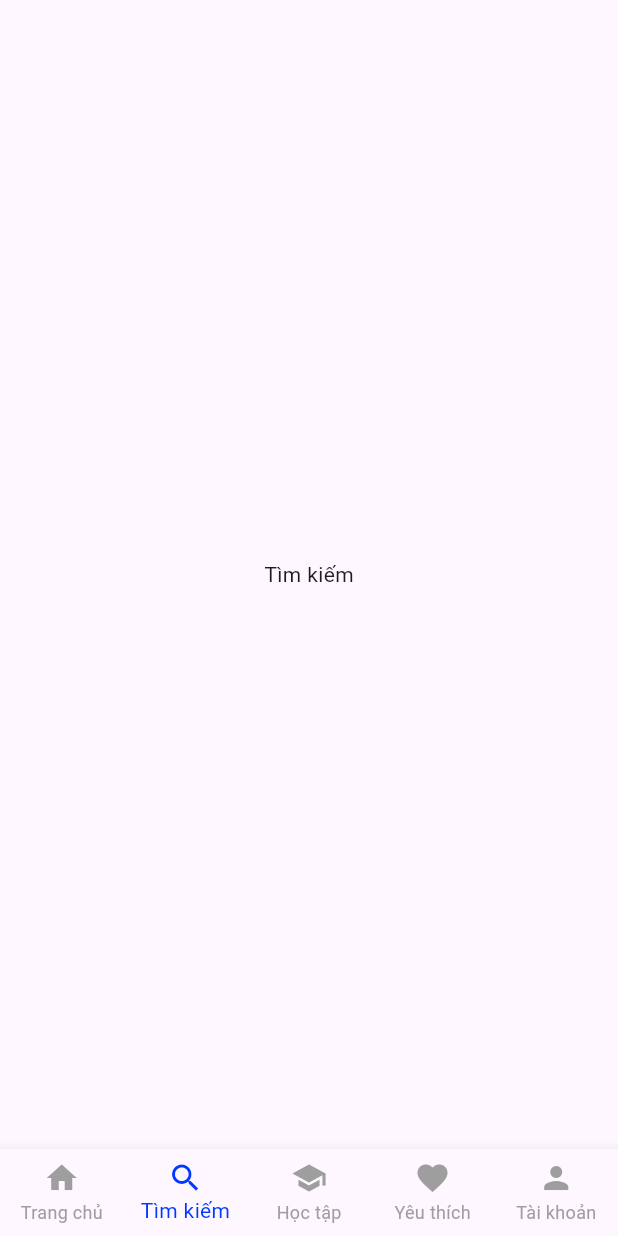
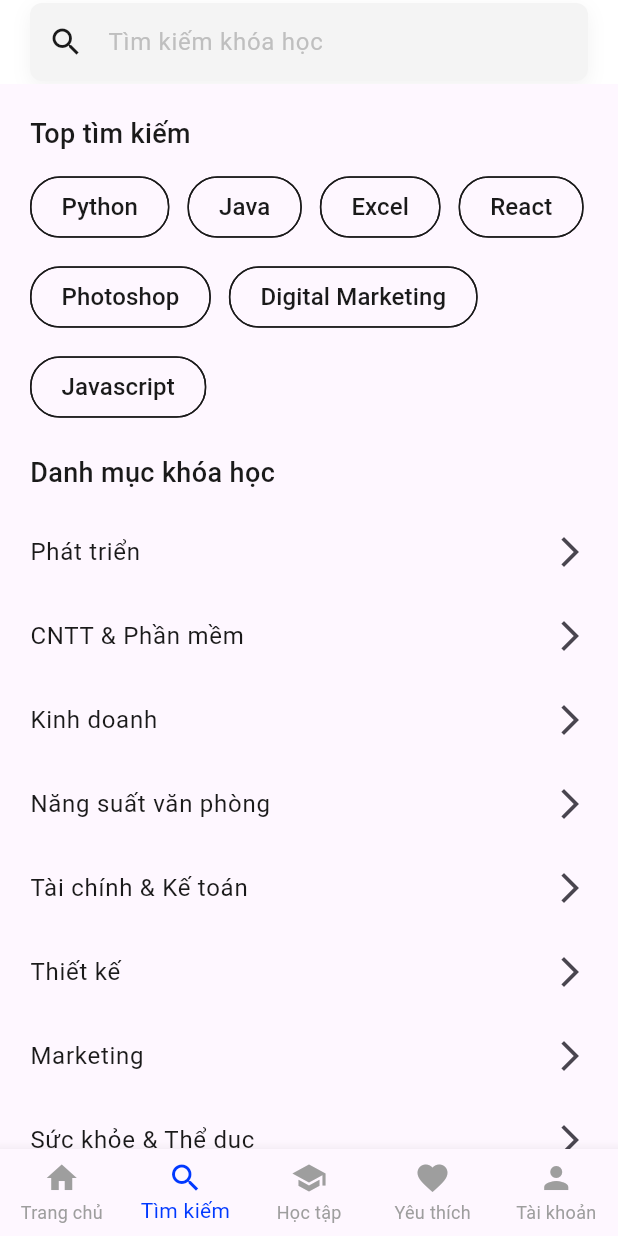
Before and after one commit to ASE-UIT/02.-Online-course-System, a Flutter app: the HomeScreen screen opened directly, item 2 of the bottom bar chosen, on a phone screen of 412 x 824 dp. Run offline on Flutter 3.47's test engine with Material 3 defaults, Android fonts, the phone set to English and light mode, and no system bars; Roboto replaces fonts that are missing (WorkSans).

Commit message:
fix(SearchScreen): add Search Screen UI

```diff
--- a/lib/screens/FavoriteScreen.dart
+++ b/lib/screens/FavoriteScreen.dart
@@ -9,7 +9,9 @@ class FavoriteScreen extends StatelessWidget {
     return Scaffold(
       appBar: AppBar(
         elevation: 0,
+        automaticallyImplyLeading: false,
         backgroundColor: Colors.white,
+
         title: const Center(
           child: Text(
             'Khóa học yêu thích',
--- a/lib/screens/HomeScreen.dart
+++ b/lib/screens/HomeScreen.dart
@@ -2,6 +2,7 @@ import 'package:flutter/material.dart';
 import 'package:online_course_system/constants/colors.dart';
 import 'package:online_course_system/screens/CourseListScreen.dart';
 import 'package:online_course_system/screens/FavoriteScreen.dart';
+import 'package:online_course_system/screens/SearchScreen.dart';
 
 class HomeScreen extends StatefulWidget {
   const HomeScreen({Key? key}) : super(key: key);
@@ -16,7 +17,7 @@ class _HomeScreenState extends State<HomeScreen> {
   // Danh sách các màn hình tương ứng với mỗi tab
   final List<Widget> _screens = [
     const Center(child: CourseListScreen()),
-    const Center(child: Text('Tìm kiếm')),
+    const Center(child: SearchScreen()),
     const Center(child: Text('Học tập')),
     const Center(child: FavoriteScreen()),
     const Center(child: Text('Tài khoản')),
--- /dev/null
+++ b/lib/screens/SearchScreen.dart
@@ -0,0 +1,78 @@
+import 'package:flutter/material.dart';
+import 'package:online_course_system/constants/colors.dart';
+import 'package:online_course_system/widgets/BorderTag.dart';
+import 'package:online_course_system/widgets/CourseCategoryTag.dart';
+import 'package:online_course_system/widgets/SearchBar.dart';
+
+class SearchScreen extends StatelessWidget {
+  const SearchScreen({super.key});
+
+  @override
+  Widget build(BuildContext context) {
+    return SafeArea(
+      child: Scaffold(
+        appBar: AppBar(
+          titleSpacing: 0,
+          elevation: 0,
+          automaticallyImplyLeading: false,
+          backgroundColor: Colors.white,
+          title: const Padding(
+            padding: EdgeInsets.all(20.0),
+            child: CustomSearchBar(),
+          ),
+        ),
+        body: SingleChildScrollView(
+          child: Padding(
+            padding: EdgeInsets.all(20.0),
+            child: Column(
+              crossAxisAlignment: CrossAxisAlignment.start,
+              children: [
+                Text(
+                  'Top tìm kiếm',
+                  style: TextStyle(
+                    color: AppColors.black,
+                    fontSize: 18,
+                    fontWeight: FontWeight.w500,
+                  ),
+                ),
+                SizedBox(height: 12),
+                Wrap(
+                  spacing: 12,
+                  runSpacing: 12,
+                  children: [
+                    BorderTag(text: 'Python'),
+                    BorderTag(text: 'Java'),
+                    BorderTag(text: "Excel"),
+                    BorderTag(text: 'React'),
+                    BorderTag(text: 'Photoshop'),
+                    BorderTag(text: 'Digital Marketing'),
+                    BorderTag(text: 'Javascript'),
+                  ],
+                ),
+                SizedBox(height: 20),
+                Text(
+                  'Danh mục khóa học',
+                  style: TextStyle(
+                    color: AppColors.black,
+                    fontSize: 18,
+                    fontWeight: FontWeight.w500,
+                  ),
+                ),
+                SizedBox(height: 12),
+                CourseCategoryTag(text: "Phát triển"),
+                CourseCategoryTag(text: "CNTT & Phần mềm"),
+                CourseCategoryTag(text: "Kinh doanh"),
+                CourseCategoryTag(text: "Năng suất văn phòng"),
+                CourseCategoryTag(text: "Tài chính & Kế toán"),
+                CourseCategoryTag(text: "Thiết kế"),
+                CourseCategoryTag(text: "Marketing"),
+                CourseCategoryTag(text: "Sức khỏe & Thể dục"),
+                CourseCategoryTag(text: "Nhiếp ảnh & Video"),
+              ],
+            ),
+          ),
+        ),
+      ),
+    );
+  }
+}
--- a/lib/widgets/BorderTag.dart
+++ b/lib/widgets/BorderTag.dart
@@ -1,4 +1,5 @@
 import 'package:flutter/material.dart';
+import 'package:online_course_system/constants/colors.dart';
 
 class BorderTag extends StatelessWidget {
   final String text;
@@ -7,24 +8,25 @@ class BorderTag extends StatelessWidget {
 
   @override
   Widget build(BuildContext context) {
-    return Container(
-      padding: const EdgeInsets.symmetric(horizontal: 8),
-      decoration: BoxDecoration(
-        border: Border.all(
-          color: Colors.grey,
-          width: 1,
-        ),
-        borderRadius: BorderRadius.circular(20),
-      ),
-      child: Center(
-        child: Text(
-          text,
-          style: const TextStyle(
-            fontSize: 16,
-            color: Colors.black,
-          ),
+    return FilterChip(
+      padding: const EdgeInsets.symmetric(horizontal: 12, vertical: 8),
+      label: Text(
+        text,
+        style: const TextStyle(
+          fontSize: 16,
+          fontWeight: FontWeight.w500,
+          color: AppColors.black,
         ),
       ),
+      backgroundColor: Colors.transparent,
+      shape: RoundedRectangleBorder(
+        borderRadius: BorderRadius.circular(20),
+        side: const BorderSide(color: AppColors.black),
+      ),
+      onSelected: (bool value) {
+        print("selected");
+      },
+      selected: false,
     );
   }
 }
--- /dev/null
+++ b/lib/widgets/CourseCategoryTag.dart
@@ -0,0 +1,26 @@
+import 'package:flutter/material.dart';
+
+import '../constants/colors.dart';
+
+class CourseCategoryTag extends StatelessWidget {
+  final String text;
+
+  const CourseCategoryTag({super.key, required this.text});
+
+  @override
+  Widget build(BuildContext context) {
+    return ListTile(
+      contentPadding: const EdgeInsets.only(right: 0), // Chỉ giữ padding bên phải
+      title: Text(
+        text,
+        style: const TextStyle(
+          color: AppColors.black,
+          fontSize: 16,
+          fontWeight: FontWeight.w400,
+        ),
+      ),
+      onTap: () {},
+      trailing: const Icon(Icons.arrow_forward_ios),
+    );
+  }
+}
--- /dev/null
+++ b/lib/widgets/SearchBar.dart
@@ -0,0 +1,57 @@
+import 'package:flutter/material.dart';
+
+import '../constants/colors.dart';
+
+class CustomSearchBar extends StatefulWidget {
+  const CustomSearchBar({super.key});
+
+  @override
+  _CustomSearchBarState createState() => _CustomSearchBarState();
+}
+
+class _CustomSearchBarState extends State<CustomSearchBar> {
+  String query = '';
+
+  void onQueryChanged(String newQuery) {
+    setState(() {
+      query = newQuery;
+    });
+  }
+
+  @override
+  Widget build(BuildContext context) {
+    return Container(
+      decoration: BoxDecoration(
+        color: AppColors.gray400,
+        borderRadius: BorderRadius.circular(8),
+        boxShadow: [
+          BoxShadow(
+            color: Colors.black.withOpacity(0.05),
+            blurRadius: 10,
+            spreadRadius: 0,
+            offset: const Offset(0, 4),
+          ),
+        ],
+      ),
+      child: TextField(
+        onChanged: onQueryChanged,
+        decoration: const InputDecoration(
+          hintText: 'Tìm kiếm khóa học',
+          hintStyle: TextStyle(
+            color: AppColors.gray600,
+            fontSize: 16,
+          ),
+          prefixIcon: Icon(
+            Icons.search,
+            color: AppColors.black ,
+          ),
+          border: InputBorder.none,
+          contentPadding: EdgeInsets.symmetric(
+            horizontal: 16,
+            vertical: 14,
+          ),
+        ),
+      ),
+    );
+  }
+}
```
